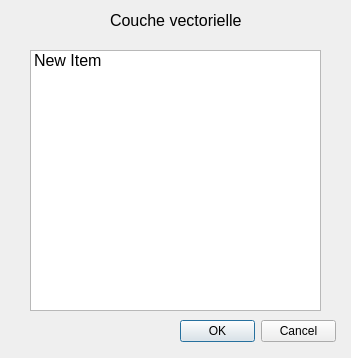
Direction-des-inventaires-forestiers/StereoPhoto, file src/ui-getLayer.ui: the form before one commit.
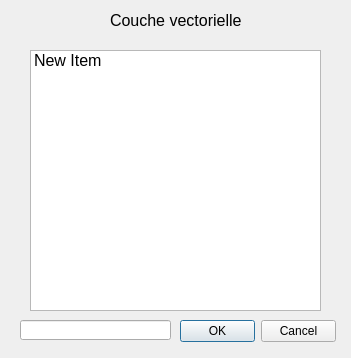
The form after the commit.

Patch:
```diff
--- a/src/ui-getLayer.ui
+++ b/src/ui-getLayer.ui
@@ -67,6 +67,16 @@
     <string>Couche vectorielle</string>
    </property>
   </widget>
+  <widget class="QLineEdit" name="lineEdit">
+   <property name="geometry">
+    <rect>
+     <x>20</x>
+     <y>320</y>
+     <width>151</width>
+     <height>20</height>
+    </rect>
+   </property>
+  </widget>
  </widget>
  <resources/>
  <connections/>
```
